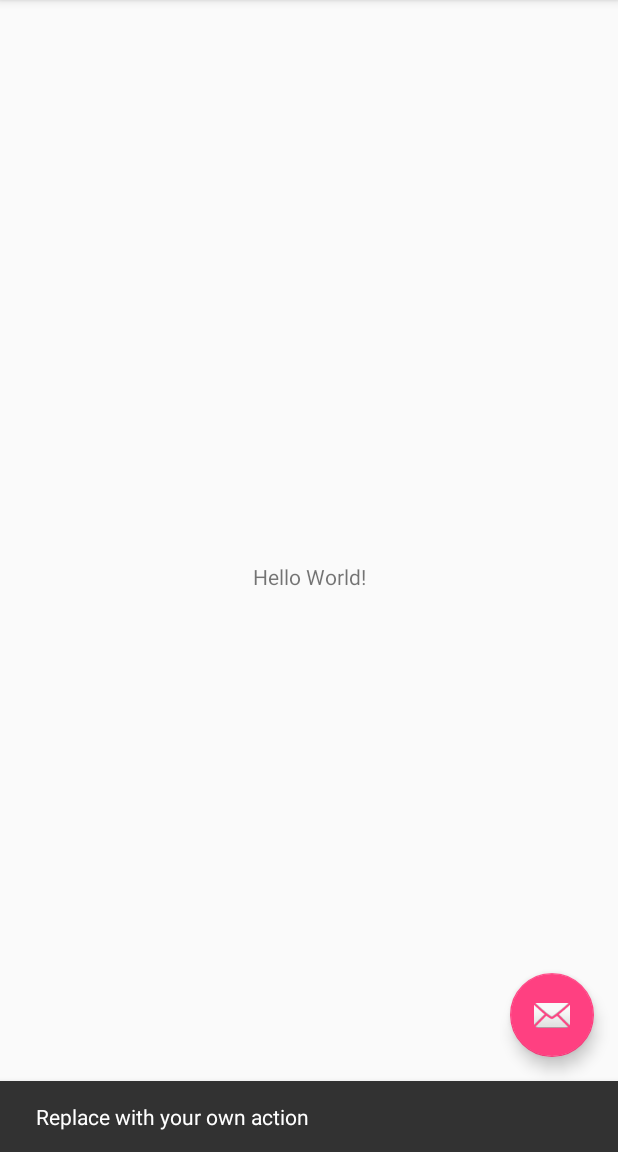
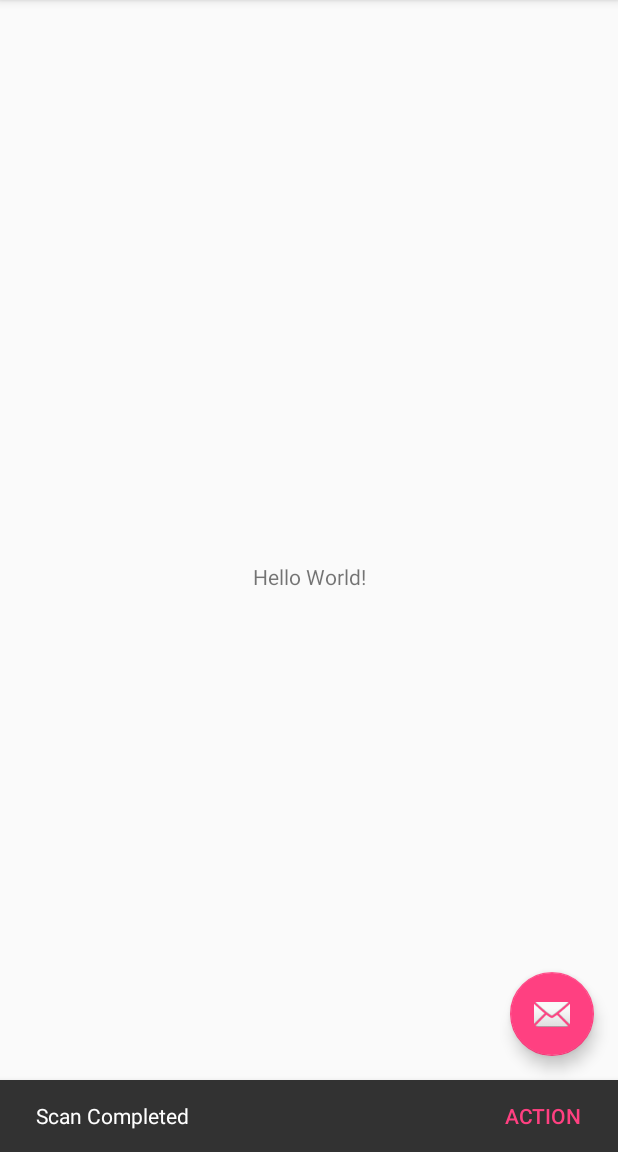
Before and after one commit to ategt/intent-examiner, an Android app: the screen it shows after launch (MainActivity), after a tap on an icon or button, on a phone screen of 412 x 824 dp, the part 84-1236 px from its top. Run offline under Robolectric (Android 15) with nearby library versions, the phone set to English and light mode, and no system bars.

Commit message:
Minor cleanup.

```diff
--- a/app/src/main/java/com/example/ateg/intentexperiments/MainActivity.java
+++ b/app/src/main/java/com/example/ateg/intentexperiments/MainActivity.java
@@ -11,6 +11,7 @@ import android.view.View;
 import android.view.Menu;
 import android.view.MenuItem;
 import android.widget.TextView;
+import android.widget.Toast;
 
 import java.util.Set;
 
@@ -27,22 +28,33 @@ public class MainActivity extends AppCompatActivity {
         fab.setOnClickListener(new View.OnClickListener() {
             @Override
             public void onClick(View view) {
+                StringBuilder sb = new StringBuilder();
+
                 Intent intent = getIntent();
                 String action = intent.getAction();
                 Bundle bundle = intent.getExtras();
                 int flags = intent.getFlags();
 
+                sb.append("Action: ");
+                sb.append(action);
+                sb.append(System.lineSeparator());
+
+                sb.append("Flags: ");
+                sb.append(flags);
+                sb.append(System.lineSeparator());
+
                 if (bundle != null) {
-                    int size = bundle.size();
+
+                    sb.append("Intent Bundle Size: ");
+                    sb.append(bundle.size());
+                    sb.append(System.lineSeparator());
+                    sb.append(System.lineSeparator());
+
                     Set<String> keysSet = bundle.keySet();
-
-                    TextView textView1 = (TextView) view.findViewById(R.id.central_textView);
-                    //TextView textView2 = (TextView) view.getParent()..findViewById(R.id.central_textView);
                     TextView textView3 = (TextView) view.getRootView().findViewById(R.id.central_textView);
 
                     View rootView = view.getRootView();
 
-                    StringBuilder sb = new StringBuilder();
 
                     for (String key : keysSet) {
                         sb.append(key);
@@ -56,14 +68,18 @@ public class MainActivity extends AppCompatActivity {
                         sb.append("\t");
                         sb.append(classString);
                         sb.append(System.lineSeparator());
-                        Log.i("asf", object.toString());
                     }
 
                     textView3.setText(sb.toString());
                 }
 
-                Snackbar.make(view, "Replace with your own action", Snackbar.LENGTH_LONG)
-                        .setAction("Action", null).show();
+                Snackbar.make(view, "Scan Completed", Snackbar.LENGTH_LONG)
+                        .setAction("Action", new View.OnClickListener(){
+                            @Override
+                            public void onClick(View v) {
+                                Toast.makeText(MainActivity.this, "Snackbar Clicked On.", Toast.LENGTH_SHORT).show();
+                            }
+                        }).show();
             }
         });
     }
```
